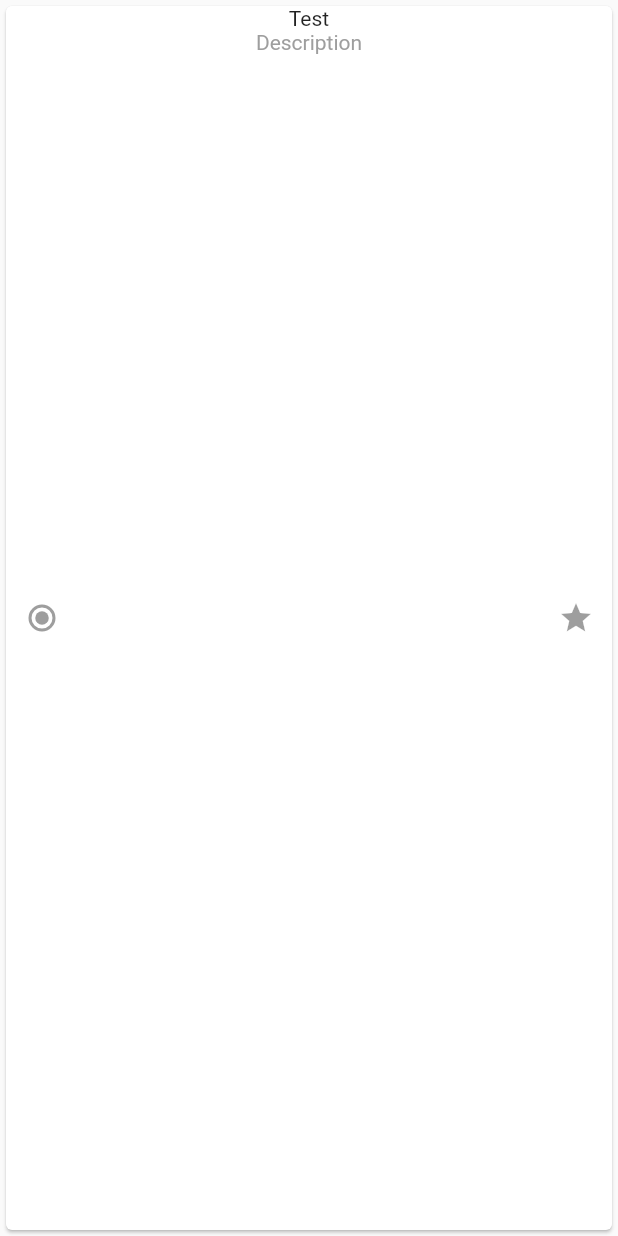
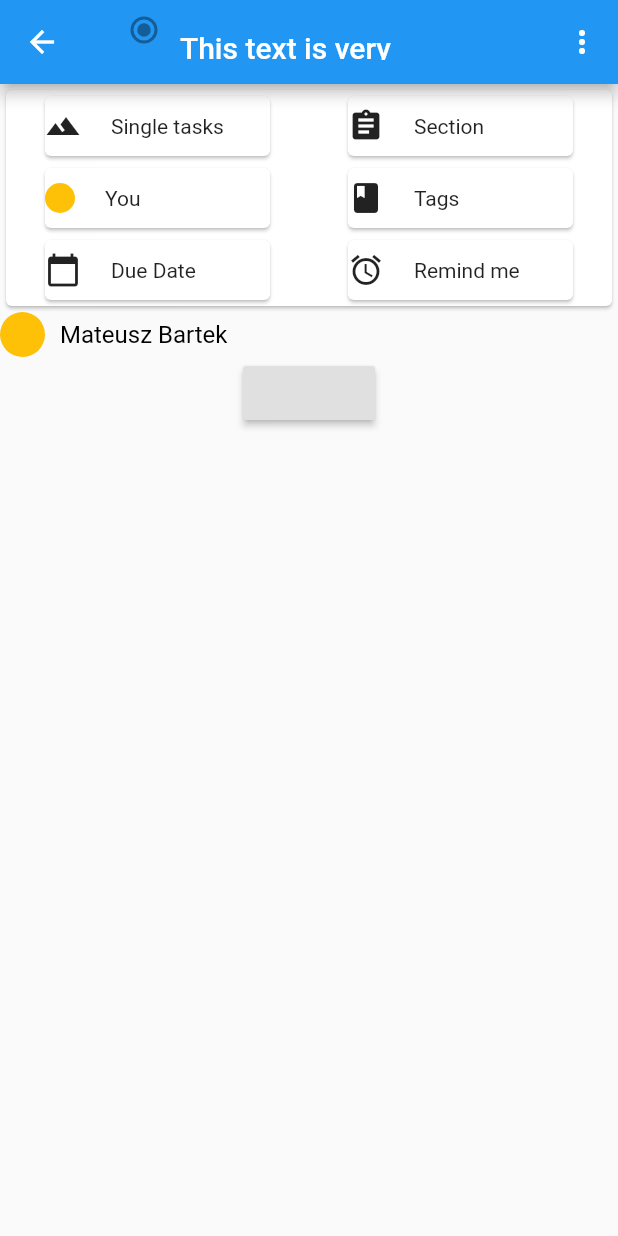
Before and after one commit to mkubasz/nozbe_lightweight, a Flutter app: the Task screen opened directly, on a phone screen of 412 x 824 dp. Run offline on Flutter 3.47's test engine with Material 2 defaults, Android fonts, the phone set to English and light mode, and no system bars; missing offline and left inert: zefyr.

Commit message:
Add draft

```diff
--- /dev/null
+++ b/lib/presentation/comment.dart
@@ -0,0 +1,51 @@
+import 'package:flutter/cupertino.dart';
+import 'package:flutter/material.dart';
+import 'package:zefyr/zefyr.dart';
+
+import 'editor.dart';
+
+class Comment extends StatefulWidget {
+  @override
+  State<StatefulWidget> createState() {
+    // TODO: implement createState
+    return _Comment();
+  }
+}
+
+class _Comment extends State<Comment> {
+  ZefyrController _controller;
+  FocusNode _focusNode;
+  @override
+  void initState() {
+    super.initState();
+    final document = new NotusDocument();
+    _controller = new ZefyrController(document);
+    _focusNode = new FocusNode();
+  }
+
+  Widget build(BuildContext context) {
+    // TODO: implement build
+    return Column(
+      children: <Widget>[
+        Row(
+          children: <Widget>[
+            CircleAvatar(
+              backgroundColor: Colors.amber,
+              radius: 15,
+            ),
+            SizedBox(width: 10,),
+            Text('Mateusz Bartek', style: TextStyle(color: Colors.black, fontSize: 16),),
+          ],
+        ),
+        RaisedButton(onPressed: () {
+          Navigator.push(
+            context,
+            MaterialPageRoute(builder: (context) => Editor()),
+          );
+        },
+        )
+      ],
+    );
+  }
+
+}
--- /dev/null
+++ b/lib/presentation/comments.dart
@@ -0,0 +1,25 @@
+import 'package:flutter/cupertino.dart';
+
+import 'comment.dart';
+
+class Comments extends StatefulWidget {
+  @override
+  State<StatefulWidget> createState() {
+    // TODO: implement createState
+    return _Comments();
+  }
+}
+
+class _Comments extends State<Comments> {
+  @override
+  Widget build(BuildContext context) {
+    // TODO: implement build
+    return ListView(
+      scrollDirection: Axis.vertical,
+      shrinkWrap: true,
+      children: <Widget>[
+        Comment()
+    ],);
+  }
+
+}
--- a/lib/presentation/task.dart
+++ b/lib/presentation/task.dart
@@ -1,32 +1,176 @@
 import 'package:flutter/cupertino.dart';
 import 'package:flutter/material.dart';
 
-import 'description.dart';
+import 'comments.dart';
 
-class Task extends StatelessWidget {
+class Task extends StatefulWidget {
+  @override
+  State<StatefulWidget> createState() {
+    return _Task();
+  }
+}
+
+class _Task extends State<Task> {
   @override
   Widget build(BuildContext context) {
-    // TODO: implement build
-    return Card(
-      child: InkWell(
-        splashColor: Colors.blue.withAlpha(30),
-        onTap: () {
-          print('Card tapped.');
-        },
-        child: Row(
-          mainAxisAlignment: MainAxisAlignment.spaceBetween,
-          children: <Widget>[
-          Radio(),
-          Column(
+    return Scaffold(
+      appBar: AppBar(
+        flexibleSpace: FlexibleSpaceBar(
+        title:  Row(
+            mainAxisAlignment: MainAxisAlignment.start,
             children: <Widget>[
-              Text('Test'),
-              Description()
+              Radio(),
+              Container(
+                padding: EdgeInsets.only(top: 20),
+                width: 150,
+                child: Text(
+                  "This text is very very very very very very ",
+                  overflow: TextOverflow.ellipsis,
+                  maxLines: 5,
+                ),
+              ),
             ],
           ),
-        IconButton(icon: new Icon(Icons.star)),
-        ],),
+      ),
+        actions: <Widget>[
+          IconButton(
+              onPressed: () {
+                showModalBottomSheet(
+                    context: context,
+                    builder: (BuildContext bc) {
+                      return Container(
+                        child: Wrap(
+                          children: <Widget>[
+                            ListTile(
+                              title: Text('Mark as unread'),
+                            ),
+                            ListTile(
+                              title: Text('Rename'),
+                            ),
+                            ListTile(
+                              title: Text('Copy link to the task'),
+                            ),
+                            ListTile(
+                              title: Text('Abond'),
+                            ),
+                          ],
+                        ),
+                      );
+                    });
+              },
+              icon: Icon(
+                Icons.more_vert,
+                color: Colors.white,
+              ))
+        ],
+      ),
+      body: ListView(
+        children: <Widget>[
+          Card(
+            child: Column(
+              children: <Widget>[
+                Row(
+                  children: <Widget>[
+                    Card(
+                        child: Container(
+                            width: 150,
+                            height: 40,
+                            child: Center(
+                              child: Row(
+                                children: <Widget>[
+                                  Icon(Icons.terrain),
+                                  SizedBox(width: 20,),
+                                  Text('Single tasks')
+                                ],
+                              ),
+                            ))),
+                    Card(
+                        child: Container(
+                            width: 150,
+                            height: 40,
+                            child: Center(
+                              child: Row(
+                                children: <Widget>[
+                                  Icon(Icons.assignment),
+                                  SizedBox(width: 20,),
+                                  Text('Section')
+                                ],
+                              ),
+                            ))),
+                  ],
+                  mainAxisAlignment: MainAxisAlignment.spaceAround,
+                ),
+                Row(
+                  children: <Widget>[
+                    Card(
+                        child: Container(
+                            width: 150,
+                            height: 40,
+                            child: Center(
+                              child: Row(
+                                children: <Widget>[
+                                  CircleAvatar(
+                                    backgroundColor: Colors.amber,
+                                    radius: 10,
+                                  ),
+                                  SizedBox(width: 20,),
+                                  Text('You')
+                                ],
+                              ),
+                            ))),
+                    Card(
+                        child: Container(
+                            width: 150,
+                            height: 40,
+                            child: Center(
+                              child: Row(
+                                children: <Widget>[
+                                  Icon(Icons.class_),
+                                  SizedBox(width: 20,),
+                                  Text('Tags')
+                                ],
+                              ),
+                            ),)),
+                  ],
+                  mainAxisAlignment: MainAxisAlignment.spaceAround,
+                ),
+                Row(
+                  children: <Widget>[
+                    Card(
+                        child: Container(
+                            width: 150,
+                            height: 40,
+                            child: Center(
+                              child: Row(
+                                children: <Widget>[
+                                  Icon(Icons.calendar_today),
+                                  SizedBox(width: 20,),
+                                  Text('Due Date')
+                                ],
+                              ),
+                            ))),
+                    Card(
+                        child: Container(
+                            width: 150,
+                            height: 40,
+                            child: Center(
+                              child:  Row(
+                                children: <Widget>[
+                                  Icon(Icons.alarm),
+                                  SizedBox(width: 20,),
+                                  Text('Remind me')
+                                ],
+                              ),
+                            ))),
+                  ],
+                  mainAxisAlignment: MainAxisAlignment.spaceAround,
+                )
+              ],
+            ),
+          ),
+          Comments()
+        ],
       ),
     );
   }
-
 }
--- a/lib/presentation/tasks.dart
+++ b/lib/presentation/tasks.dart
@@ -1,6 +1,6 @@
 import 'package:flutter/cupertino.dart';
 import 'package:flutter/material.dart';
-import 'package:nozbe_lightweight/presentation/task.dart';
+import 'package:nozbe_lightweight/presentation/task_element.dart';
 
 class Tasks extends StatelessWidget {
   final List<String> tasks = <String>['A', 'B', 'C'];
@@ -12,7 +12,7 @@ class Tasks extends StatelessWidget {
         itemBuilder: (BuildContext context, int index) {
           return Container(
             height: 50,
-            child: Container(child: Task())
+            child: Container(child: TaskElement())
           );
         }
     );
--- a/pubspec.yaml
+++ b/pubspec.yaml
@@ -13,7 +13,7 @@ dependencies:
   cupertino_icons: ^0.1.2
   bloc: ^0.15.0
   flutter_bloc: ^0.21.0
-
+  zefyr: ^0.6.1
 dev_dependencies:
   flutter_test:
     sdk: flutter
```
Also changed, not shown: lib/presentation/app.dart (+2 -15 lines), lib/presentation/drawer.dart (added, +95 -0 lines), lib/presentation/editor.dart (added, +36 -0 lines), lib/presentation/task_element.dart (added, +36 -0 lines), pubspec.lock.
